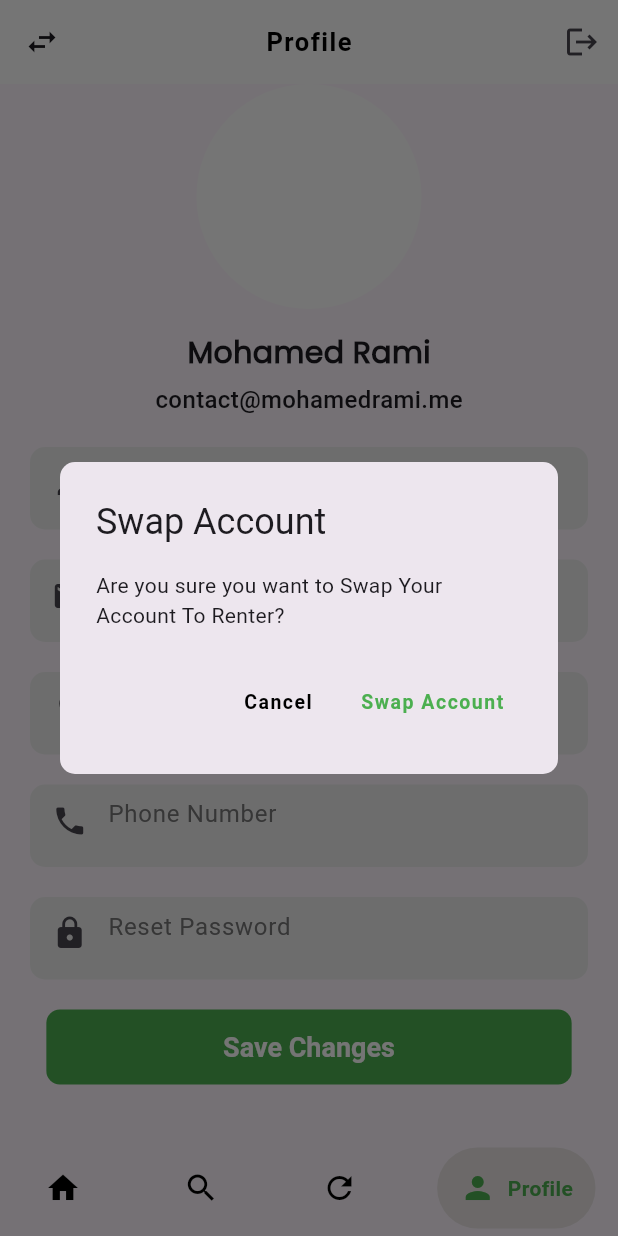
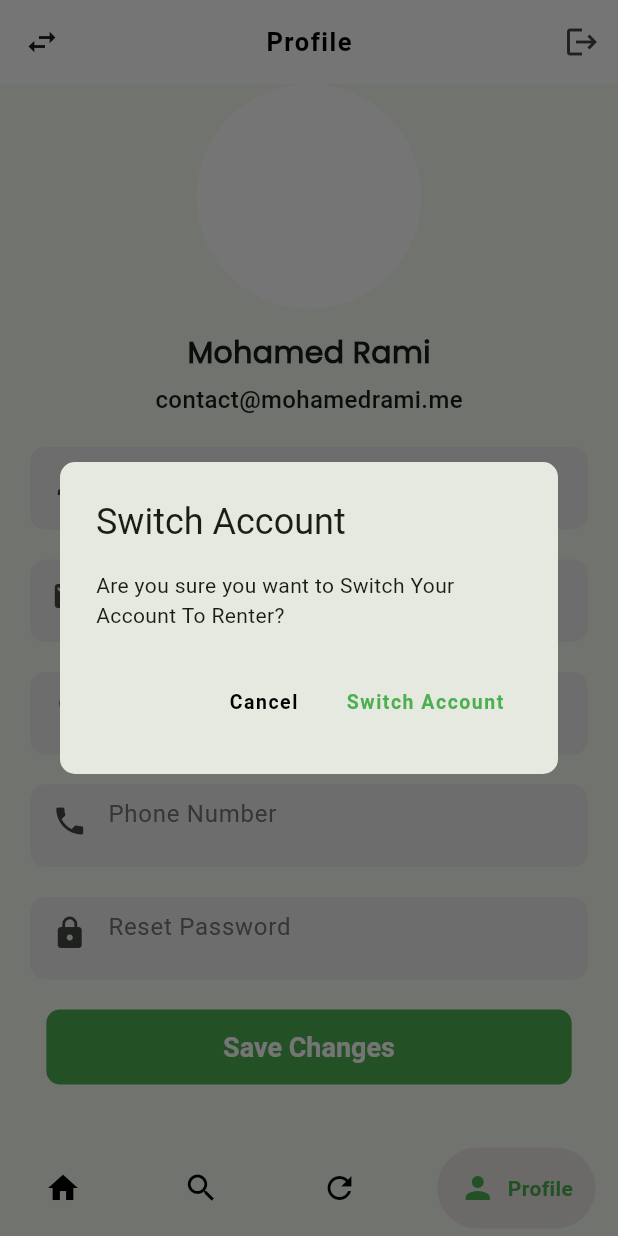
Before and after one commit to med-rami-dev/ekrili, a Flutter app: the screen it shows after launch, item 4 of the bottom bar chosen, after a tap on the "swap horiz" icon, on a phone screen of 412 x 824 dp. Run offline on Flutter 3.47's test engine with Material 3 defaults, Android fonts, the phone set to English and light mode, and no system bars; drawn by our look-alikes of google_nav_bar; our stand-ins replace flutter_animate, flutter_carousel_widget, go_router, readmore; network calls fail; Roboto replaces fonts that are missing (Poppins-Regular).

Commit message:
Last Update

```diff
--- a/lib/constants.dart
+++ b/lib/constants.dart
@@ -16,3 +16,4 @@ const String kCarName = "Audi RS6";
 const String kCarPrice = "4500 DZD/24H";
 const String kCarImage =
     "https://media.ed.edmunds-media.com/audi/rs-6/2024/oem/2024_audi_rs-6_wagon_performance_fq_oem_1_815.jpg";
+const String kCarDescription = "The Audi RS 6 Avant is a high-performance wagon that is based on the A6 Avant. It is powered by a 4.0-liter V-8 engine that produces 591 horsepower and 590 lb-ft of torque. The RS 6 Avant is equipped with an eight-speed automatic transmission and all-wheel drive. It has a top speed of 190 mph and can accelerate from 0 to 60 mph in 3.5 seconds.";
--- a/lib/features/home/presentation/view/widgets/home_body.dart
+++ b/lib/features/home/presentation/view/widgets/home_body.dart
@@ -1,7 +1,7 @@
 import 'package:ekrili/constants.dart';
 import 'package:ekrili/features/home/presentation/view/widgets/custom_app_bar.dart';
 import 'package:ekrili/features/home/presentation/view/widgets/single_category.dart';
-import 'package:ekrili/features/home/presentation/view/widgets/single_product.dart';
+import 'package:ekrili/features/listing/presentation/view/widgets/single_product.dart';
 import 'package:flutter/material.dart';
 
 // ignore: must_be_immutable
--- a/lib/features/listing/presentation/view/listing_details_view.dart
+++ b/lib/features/listing/presentation/view/listing_details_view.dart
@@ -7,6 +7,10 @@ class ListingDetailsView extends StatelessWidget {
   @override
   Widget build(BuildContext context) {
     return const Scaffold(
+      bottomSheet: Padding(
+        padding: EdgeInsets.all(10.0),
+        child: SizedBox(width: double.infinity, child: SendRentRequest()),
+      ),
       body: ListingDetailsBodyW(),
     );
   }
--- a/lib/features/listing/presentation/view/widgets/listing_desc.dart
+++ b/lib/features/listing/presentation/view/widgets/listing_desc.dart
@@ -29,7 +29,7 @@ class ListingDescription extends StatelessWidget {
             trimCollapsedText: 'Read more',
             trimExpandedText: 'Read less',
             trimLines: 3,
-            "The Audi RS 6 Avant is a high-performance wagon that is based on the A6 Avant. It is powered by a 4.0-liter V-8 engine that produces 591 horsepower and 590 lb-ft of torque. The RS 6 Avant is equipped with an eight-speed automatic transmission and all-wheel drive. It has a top speed of 190 mph and can accelerate from 0 to 60 mph in 3.5 seconds.",
+            kCarDescription,
             style: TextStyle(
               fontSize: 16,
               color: Colors.grey,
@@ -40,6 +40,7 @@ class ListingDescription extends StatelessWidget {
             ),
           ),
         ),
+        SizedBox(height: kPrimaryHeightBetweenW),
       ],
     );
   }
--- a/lib/features/listing/presentation/view/widgets/listing_image.dart
+++ b/lib/features/listing/presentation/view/widgets/listing_image.dart
@@ -29,12 +29,12 @@ class ListingImage extends StatelessWidget {
           options: CarouselOptions(
             showIndicator: false,
             autoPlay: true,
-            height: ScreenSize.screenHeight * 0.34,
-            viewportFraction: 1,
+            height: ScreenSize.screenHeight * 0.335,
+            viewportFraction: 1.1,
             aspectRatio: 16 / 9,
           )),
       Padding(
-        padding: const EdgeInsets.symmetric(horizontal: 5),
+        padding: const EdgeInsets.symmetric(horizontal: 5, vertical: 8),
         child: Row(
           mainAxisAlignment: MainAxisAlignment.spaceBetween,
           children: [
--- a/lib/features/home/presentation/view/widgets/single_product.dart
+++ b/lib/features/listing/presentation/view/widgets/single_product.dart
@@ -1,4 +1,5 @@
 import 'package:ekrili/core/utils/app_router.dart';
+import 'package:ekrili/core/utils/screen_size.dart';
 import 'package:flutter/material.dart';
 import 'package:go_router/go_router.dart';
 
@@ -19,17 +20,16 @@ class SingleProduct extends StatelessWidget {
         ),
         child: Column(
           children: [
-            const SizedBox(
-              height: 15,
-            ),
             Container(
-              height: 120,
-              width: 130,
+              height: ScreenSize.screenHeight * 0.18,
+              width: double.infinity,
               clipBehavior: Clip.antiAlias,
-              decoration: BoxDecoration(
-                borderRadius: BorderRadius.circular(15),
+              decoration: const BoxDecoration(
+                borderRadius: BorderRadius.only(
+                    topLeft: Radius.circular(10),
+                    topRight: Radius.circular(10)),
                 color: Colors.white,
-                image: const DecorationImage(
+                image: DecorationImage(
                     image: NetworkImage(
                         'https://media.ed.edmunds-media.com/audi/rs-6/2024/oem/2024_audi_rs-6_wagon_performance_fq_oem_1_815.jpg'),
                     fit: BoxFit.fill),
@@ -42,11 +42,11 @@ class SingleProduct extends StatelessWidget {
               child: Text(
                 maxLines: 1,
                 overflow: TextOverflow.ellipsis,
-                'Audi RS6',
+                'Audi RS6 Avant 2023',
                 style: TextStyle(
-                  fontSize: 16,
+                  fontSize: 14,
                   fontWeight: FontWeight.w600,
-                  fontFamily: "Poppins-Regular",
+                  fontFamily: "Inter-Regular",
                 ),
               ),
             ),
@@ -57,7 +57,7 @@ class SingleProduct extends StatelessWidget {
                   fontSize: 13,
                   fontWeight: FontWeight.w600,
                   color: Colors.black45,
-                  fontFamily: "Poppins-Regular"),
+                  fontFamily: "Inter-Regular"),
             ),
           ],
         ),
--- a/lib/features/process/presentation/view/widgets/single_rent_in_process.dart
+++ b/lib/features/process/presentation/view/widgets/single_rent.dart
@@ -14,7 +14,7 @@ class SingleRentInProcess extends StatelessWidget {
       child: Container(
         margin: const EdgeInsets.all(10),
         decoration: BoxDecoration(
-          border: Border.all(color: Colors.grey),
+          color: Colors.grey[200],
           borderRadius: BorderRadius.circular(10),
         ),
         child: Row(
--- a/lib/features/process/presentation/view/widgets/top_section.dart
+++ b/lib/features/process/presentation/view/widgets/top_section.dart
@@ -20,9 +20,9 @@ class TopSectionInProcess extends StatelessWidget {
       child: Align(
           alignment: Alignment.center,
           child: Text(
-            'Rent in Process',
+            'Rents OverView',
             style: Styles.textStyle30.copyWith(
-                fontSize: 20, letterSpacing: 1.8, color: Colors.white),
+                fontSize: 18, letterSpacing: 1.8, color: Colors.white),
           )),
     );
   }
--- a/lib/features/search/presentation/view/widgets/search_body.dart
+++ b/lib/features/search/presentation/view/widgets/search_body.dart
@@ -1,6 +1,6 @@
 import 'package:ekrili/constants.dart';
 import 'package:ekrili/features/auth/presentation/view/widgets/custom_text_field.dart';
-import 'package:ekrili/features/home/presentation/view/widgets/single_product.dart';
+import 'package:ekrili/features/listing/presentation/view/widgets/single_product.dart';
 import 'package:flutter/material.dart';
 
 class SearchViewBodyW extends StatelessWidget {
--- a/lib/features/user/presentation/view/user_view.dart
+++ b/lib/features/user/presentation/view/user_view.dart
@@ -22,7 +22,7 @@ class UserView extends StatelessWidget {
               fontFamily: 'Poppins-Regular'),
         ),
         centerTitle: true,
-        leading: const SwapAccountButton(),
+        leading: const SwitchAccountButton(),
         actions: const [
           LogoutButtonWithDialog(),
         ],
--- a/lib/features/user/presentation/view/widgets/swap_account_button.dart
+++ b/lib/features/user/presentation/view/widgets/swap_account_button.dart
@@ -1,7 +1,7 @@
 import 'package:flutter/material.dart';
 
-class SwapAccountButton extends StatelessWidget {
-  const SwapAccountButton({
+class SwitchAccountButton extends StatelessWidget {
+  const SwitchAccountButton({
     super.key,
   });
 
@@ -16,9 +16,9 @@ class SwapAccountButton extends StatelessWidget {
             return AlertDialog(
               shape: RoundedRectangleBorder(
                   borderRadius: BorderRadius.circular(10)),
-              title: const Text('Swap Account'),
+              title: const Text('Switch Account'),
               content: const Text(
-                  'Are you sure you want to Swap Your Account To Renter?'),
+                  'Are you sure you want to Switch Your Account To Renter?'),
               actions: [
                 TextButton(
                   child: const Text('Cancel',
@@ -33,7 +33,7 @@ class SwapAccountButton extends StatelessWidget {
                   },
                 ),
                 TextButton(
-                  child: const Text('Swap Account',
+                  child: const Text('Switch Account',
                       style: TextStyle(
                           color: Colors.green,
                           letterSpacing: 1,
--- a/lib/main.dart
+++ b/lib/main.dart
@@ -3,11 +3,11 @@ import 'package:ekrili/core/utils/screen_size.dart';
 import 'package:flutter/material.dart';
 
 void main() {
-  runApp(const MyApp());
+  runApp(const Ekrili());
 }
 
-class MyApp extends StatelessWidget {
-  const MyApp({super.key});
+class Ekrili extends StatelessWidget {
+  const Ekrili({super.key});
 
   @override
   Widget build(BuildContext context) {
@@ -18,7 +18,7 @@ class MyApp extends StatelessWidget {
       title: 'Ekrili',
       theme: ThemeData(
         visualDensity: VisualDensity.adaptivePlatformDensity,
-        colorScheme: ColorScheme.fromSeed(seedColor: Colors.deepPurple),
+        colorScheme: ColorScheme.fromSeed(seedColor: Colors.green),
         useMaterial3: true,
       ),
     );
```
Also changed, not shown: lib/features/listing/presentation/view/widgets/listing_details_body.dart (+14 -0 lines), lib/features/process/presentation/view/rent_in_process_view.dart (+5 -2 lines), lib/features/process/presentation/view/widgets/custom_approve_reject_button.dart (added, +37 -0 lines), lib/features/process/presentation/view/widgets/list_of_rent_in_process.dart (added, +15 -0 lines), lib/features/process/presentation/view/widgets/list_of_requested_rent.dart (added, +15 -0 lines), lib/features/process/presentation/view/widgets/rent_in_process_body.dart (+25 -5 lines), lib/features/process/presentation/view/widgets/requested_rent.dart (added, +122 -0 lines), 1 other file.
